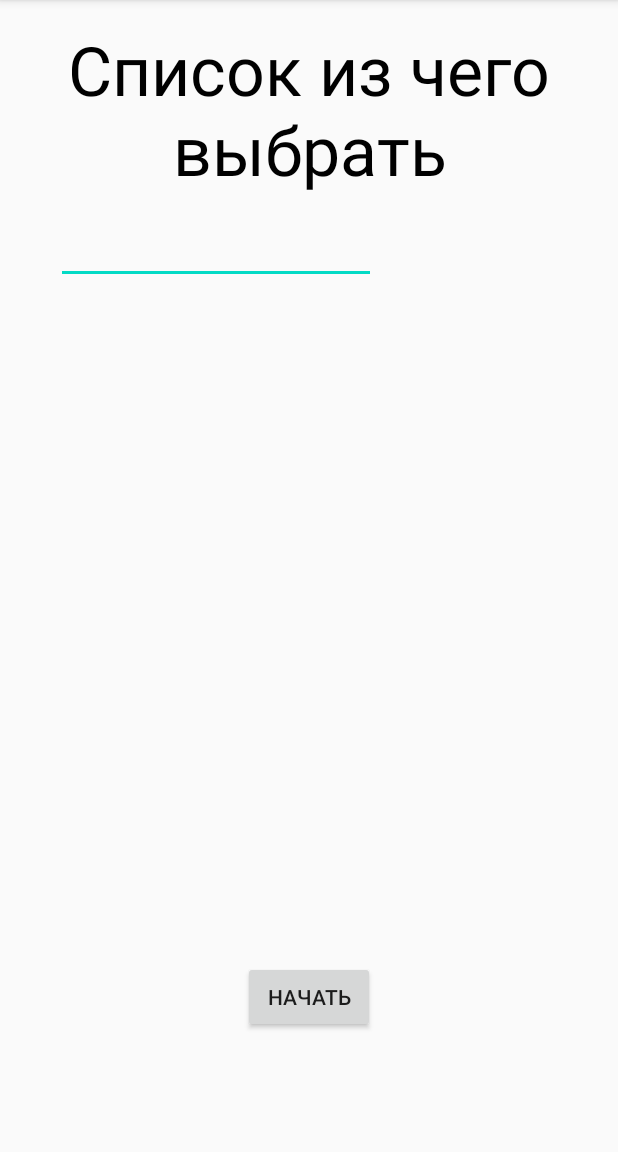
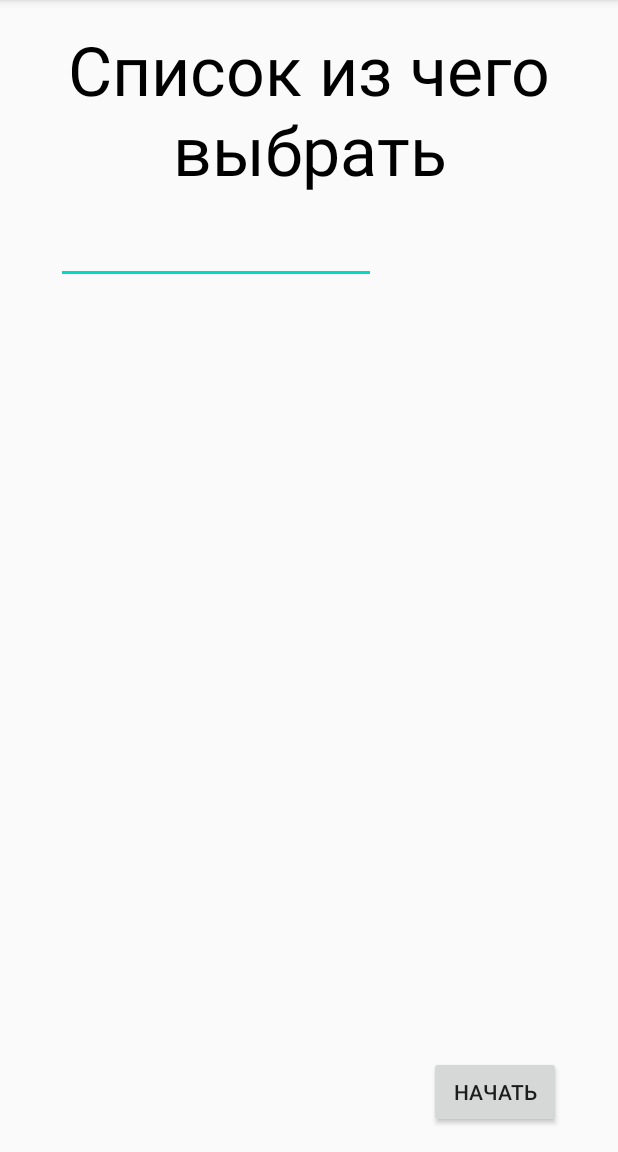
Before and after one commit to Tem4ik91/Coin, an Android app: the MainActivityList screen opened directly, with no data from a screen before it, on a phone screen of 412 x 824 dp, the part 84-1236 px from its top. Run offline under Robolectric (Android 15) with nearby library versions, the phone set to English and light mode, and no system bars.

Commit message:
dinListOn

```diff
--- a/app/src/main/AndroidManifest.xml
+++ b/app/src/main/AndroidManifest.xml
@@ -9,7 +9,8 @@
         android:roundIcon="@mipmap/ic_launcher_round"
         android:supportsRtl="true"
         android:theme="@style/AppTheme">
-        <activity android:name=".MainActivityList"></activity>
+        <activity android:name=".MainActivityList"
+            android:windowSoftInputMode="adjustPan"  />
         <activity android:name=".MainActivityCoin" />
         <activity android:name=".MainActivity">
             <intent-filter>
--- a/app/src/main/java/com/example/coin/MainActivityList.kt
+++ b/app/src/main/java/com/example/coin/MainActivityList.kt
@@ -6,6 +6,7 @@ import android.view.KeyEvent
 import android.view.View
 import android.widget.ArrayAdapter
 import kotlinx.android.synthetic.main.activity_main_list.*
+import kotlin.random.Random
 
 class MainActivityList : AppCompatActivity() {
 
@@ -19,14 +20,18 @@ class MainActivityList : AppCompatActivity() {
 
         editTextList2.setOnKeyListener(View.OnKeyListener { v, keyCode, event ->
             if (keyCode == KeyEvent.KEYCODE_ENTER && event.action == KeyEvent.ACTION_UP) {
-                //Perform Code
+                arrayList.add(0, editTextList2.getText().toString());
+                adapter.notifyDataSetChanged();
+                editTextList2.setText("");
                 return@OnKeyListener true
             }
             false
         })
+
+     /*   val arraySize = arrayList.size
+        val randList = Random.nextInt(arraySize)*/
+
         buttonList.setOnClickListener {
-
-
 
 
 
--- a/app/src/main/res/layout/activity_main_list.xml
+++ b/app/src/main/res/layout/activity_main_list.xml
@@ -36,10 +36,11 @@
         android:id="@+id/buttonList"
         android:layout_width="wrap_content"
         android:layout_height="wrap_content"
-        android:layout_marginBottom="79dp"
+        android:layout_marginBottom="16dp"
         android:text="Начать"
         app:layout_constraintBottom_toBottomOf="parent"
         app:layout_constraintEnd_toEndOf="parent"
+        app:layout_constraintHorizontal_bias="0.882"
         app:layout_constraintStart_toStartOf="parent" />
 
     <ListView
@@ -53,4 +54,18 @@
         app:layout_constraintEnd_toEndOf="parent"
         app:layout_constraintStart_toStartOf="parent"
         app:layout_constraintTop_toBottomOf="@+id/textViewList" />
+
+    <TextView
+        android:id="@+id/estinfo"
+        android:layout_width="wrap_content"
+        android:layout_height="wrap_content"
+        android:layout_marginStart="22dp"
+        android:layout_marginTop="6dp"
+        android:text=""
+        android:textAlignment="center"
+        android:textColor="#000000"
+        android:textSize="20sp"
+        android:textStyle="bold"
+        app:layout_constraintStart_toStartOf="@+id/ListView"
+        app:layout_constraintTop_toBottomOf="@+id/ListView" />
 </androidx.constraintlayout.widget.ConstraintLayout>
```
